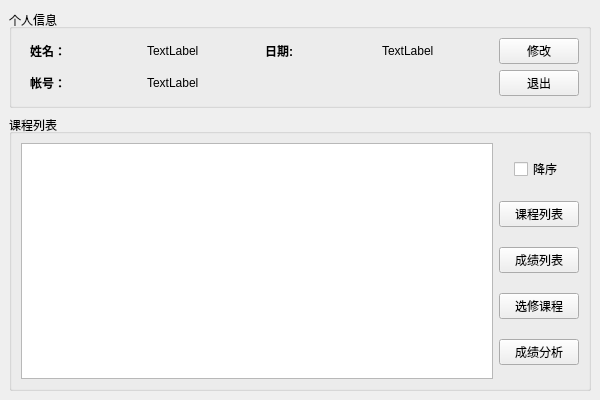
This is ui/home.ui in fanenr/cxx-DB-client as Qt 5 draws it before an edit. The edited form follows.
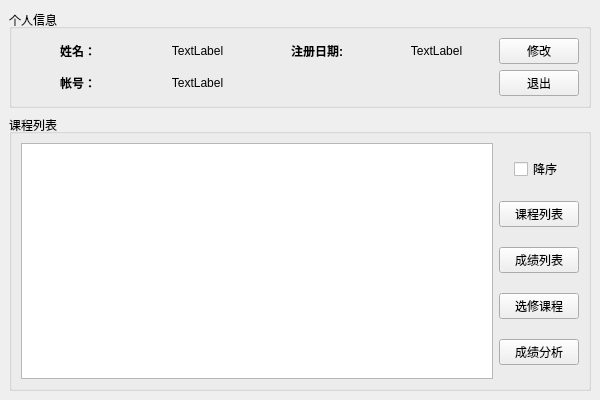
This is the edited form.

```diff
--- a/ui/home.ui
+++ b/ui/home.ui
@@ -26,14 +26,14 @@
       <layout class="QHBoxLayout" name="hbox" stretch="1,0">
        <item>
         <layout class="QGridLayout" name="grid" columnstretch="0,0,0,0">
-         <property name="leftMargin">
-          <number>9</number>
-         </property>
          <item row="0" column="1">
           <widget class="QLabel" name="info1">
            <property name="text">
             <string>TextLabel</string>
            </property>
+           <property name="alignment">
+            <set>Qt::AlignmentFlag::AlignCenter</set>
+           </property>
           </widget>
          </item>
          <item row="1" column="1">
@@ -41,6 +41,9 @@
            <property name="text">
             <string>TextLabel</string>
            </property>
+           <property name="alignment">
+            <set>Qt::AlignmentFlag::AlignCenter</set>
+           </property>
           </widget>
          </item>
          <item row="0" column="0">
@@ -53,6 +56,9 @@
            <property name="text">
             <string>姓名：</string>
            </property>
+           <property name="alignment">
+            <set>Qt::AlignmentFlag::AlignCenter</set>
+           </property>
           </widget>
          </item>
          <item row="0" column="2">
@@ -63,7 +69,10 @@
             </font>
            </property>
            <property name="text">
-            <string>日期:</string>
+            <string>注册日期:</string>
+           </property>
+           <property name="alignment">
+            <set>Qt::AlignmentFlag::AlignCenter</set>
            </property>
           </widget>
          </item>
@@ -77,6 +86,9 @@
            <property name="text">
             <string>帐号：</string>
            </property>
+           <property name="alignment">
+            <set>Qt::AlignmentFlag::AlignCenter</set>
+           </property>
           </widget>
          </item>
          <item row="0" column="3">
@@ -84,6 +96,9 @@
            <property name="text">
             <string>TextLabel</string>
            </property>
+           <property name="alignment">
+            <set>Qt::AlignmentFlag::AlignCenter</set>
+           </property>
           </widget>
          </item>
         </layout>
```
